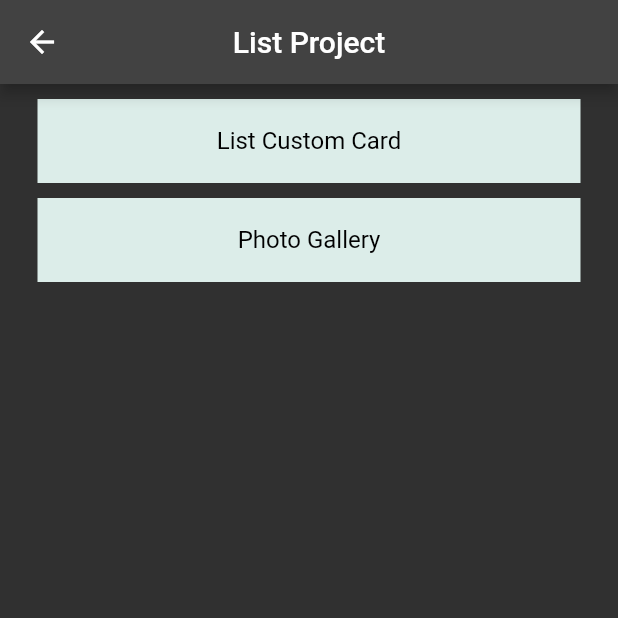
After one commit to DeijoseDevelop/proyecto_flutter_LSV, a Flutter app: the ListProject screen opened directly, on a phone screen of 412 x 824 dp, the top half of it. The commit adds this screen. Run offline on Flutter 3.47's test engine with Material 2 defaults, Android fonts, the phone set to English and light mode, and no system bars; our stand-ins replace animated_background, animated_splash_screen, firebase_core, firebase_database, lottie, page_transition; missing offline and left inert: babylonjs_viewer; accounts and stored records are empty; network calls fail.

Commit message:
final project

```diff
--- a/lib/src/routes/routes.dart
+++ b/lib/src/routes/routes.dart
@@ -11,9 +11,11 @@ import 'package:final_project_of_mobile/src/view/activity_list_page.dart';
 import 'package:final_project_of_mobile/src/view/semana_2/firebase_list.dart';
 import 'package:final_project_of_mobile/src/view/semana_2/firebase_list_02.dart';
 import 'package:final_project_of_mobile/src/view/semana_3/splash/splash_screen.dart';
+import 'package:final_project_of_mobile/src/view/semana_3/list_view_card/list_view_card.dart';
 import 'package:final_project_of_mobile/src/view/animations/animation_3d.dart';
 import 'package:final_project_of_mobile/src/view/animations/views/animation_01.dart';
 import 'package:final_project_of_mobile/src/view/animations/views/animation_02.dart';
+import 'package:final_project_of_mobile/src/view/project_final/gallery_photos/galerry.dart';
 
 
 Map<String, WidgetBuilder> getRoutes(){
@@ -28,6 +30,8 @@ Map<String, WidgetBuilder> getRoutes(){
     '/lista': (BuildContext context) => const ActivityListPage(),
     '/listaFirebase' : (BuildContext context) => const FirebaseList(),
     '/listaFirebase2' : (BuildContext context) => const FirebaseList02(),
+    '/listaCustomCard' : (BuildContext context) => const ListViewCard(),
+    '/galleryList' : (BuildContext context) => const GalleryList(),
     '/animation3d' : (BuildContext context) => const Animation3D(),
     '/animation01' : (BuildContext context) => const Animation01(),
     '/animation02' : (BuildContext context) => const Animation02(),
--- a/lib/src/view/animations/animation_3d.dart
+++ b/lib/src/view/animations/animation_3d.dart
@@ -17,7 +17,7 @@ class _Animation3DState extends State<Animation3D> {
         centerTitle: true,
       ),
       body: BabylonJSViewer(
-        src: 'assets/animations/reloading.glb',
+        src: 'assets/animations/Tren.glb',
       ),
     );
   }
--- /dev/null
+++ b/lib/src/view/project_final/gallery_photos/gallery_provider.dart
@@ -0,0 +1,15 @@
+import 'dart:convert';
+
+import 'package:flutter/services.dart';
+
+class _GalleryProvider {
+  List<dynamic> options = [];
+  Future<List<dynamic>> cargarData() async {
+    final res = await rootBundle.loadString('assets/routes/list_routes.json');
+    Map dataMap = json.decode(res);
+    options = dataMap['routes'];
+    return options;
+  }
+}
+
+final menuProvider = _GalleryProvider();
--- /dev/null
+++ b/lib/src/view/project_final/list_project.dart
@@ -0,0 +1,61 @@
+import 'package:final_project_of_mobile/src/view/project_final/gallery_photos/gallery_provider.dart';
+import 'package:flutter/material.dart';
+
+class ListProject extends StatelessWidget {
+  const ListProject({Key? key}) : super(key: key);
+
+  @override
+  Widget build(BuildContext context) {
+/*     final firebaseConnection = FirebaseConnection();
+    Registros getRegistro() async {
+      final registro = await firebaseConnection.getOneRegistro(0);
+      return registro;
+    } */
+    TextStyle style = const TextStyle(color: Colors.black);
+
+    return Scaffold(
+      appBar: AppBar(
+        title: const Text('List Project'),
+        centerTitle: true,
+      ),
+      body: Center(
+        child: SizedBox(
+          width: MediaQuery.of(context).size.width - 50,
+          child: ListView(
+            physics: const BouncingScrollPhysics(),
+            children: _lista(context, style),
+          )
+        ),
+      ),
+    );
+  }
+}
+
+List<Widget> _lista(BuildContext context, TextStyle style) {
+  return [
+    const SizedBox(height: 10),
+    ListTile(
+      tileColor: const Color.fromARGB(255, 220, 237, 233),
+      title: Center(
+          child: Text(
+        'List Custom Card',
+        style: style,
+      )),
+      onTap: () {
+        Navigator.pushNamed(context, '/listaCustomCard');
+      },
+    ),
+    const SizedBox(height: 10),
+    ListTile(
+      tileColor: const Color.fromARGB(255, 220, 237, 233),
+      title: Center(
+          child: Text(
+        'Photo Gallery',
+        style: style,
+      )),
+      onTap: () {
+        Navigator.pushNamed(context, '/galleryList');
+      },
+    ),
+  ];
+}
--- a/lib/src/view/semana_3/profile_04/body_04.dart
+++ b/lib/src/view/semana_3/profile_04/body_04.dart
@@ -7,12 +7,12 @@ class Body04 extends StatelessWidget {
   Widget build(BuildContext context) {
     return Center(
       child: SizedBox(
-        width: MediaQuery.of(context).size.width - 120,
+        width: MediaQuery.of(context).size.width - 100,
         child: Column(
           mainAxisAlignment: MainAxisAlignment.spaceAround,
           children: <Widget>[
             SizedBox(height: MediaQuery.of(context).size.height * 0.1),
-            _row(Icons.mail, 'Email'),
+            _row(Icons.mail, 'thebigdeijose@gmail.com'),
             SizedBox(height: MediaQuery.of(context).size.height * 0.04),
             _row(Icons.phone_android, '+57 300 7887902'),
             SizedBox(height: MediaQuery.of(context).size.height * 0.04),
--- a/lib/src/view/semana_3/splash/menu.dart
+++ b/lib/src/view/semana_3/splash/menu.dart
@@ -1,5 +1,6 @@
 import 'package:final_project_of_mobile/src/view/animations/animations.dart';
 import 'package:final_project_of_mobile/src/view/home_view.dart';
+import 'package:final_project_of_mobile/src/view/project_final/list_project.dart';
 import 'package:final_project_of_mobile/src/view/semana_2/firebase_list_02.dart';
 import 'package:final_project_of_mobile/src/view/animations/animation_3d.dart';
 import 'package:final_project_of_mobile/src/view/semana_3/list_view_card/list_view_card.dart';
@@ -23,7 +24,7 @@ class _MenuState extends State<Menu> {
     const HomeView(),
     /* FirebaseList(), */
     const FirebaseList02(),
-    const ListViewCard(),
+    const ListProject(),
     /* ProfileView(),*/
     /* const ProfileView03(), */
     const ProfileView04(),
@@ -56,7 +57,7 @@ class _MenuState extends State<Menu> {
           ),
           BottomNavigationBarItem(
             icon: Icon(Icons.list_alt),
-            label: 'List View',
+            label: 'List Project',
             backgroundColor: Color.fromARGB(255, 215, 217, 218),
           ),
           BottomNavigationBarItem(
--- a/pubspec.yaml
+++ b/pubspec.yaml
@@ -70,7 +70,7 @@ flutter:
   assets:
     - assets/
     - assets/images/
-    - assets/animations/reloading.glb
+    - assets/animations/Tren.glb
   #   - images/a_dot_ham.jpeg
 
   # An image asset can refer to one or more resolution-specific "variants", see
```
Also changed, not shown: lib/src/view/project_final/gallery_photos/galerry.dart (added, +82 -0 lines), 2 other files.
